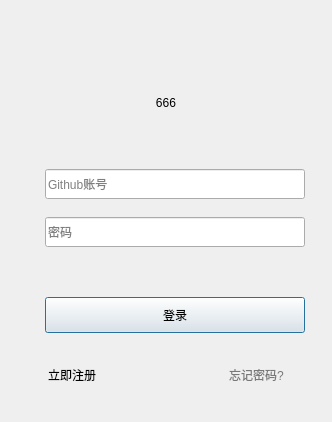
Before: the Qt Designer form SomeTest/QT/ui/test.ui in liqiang0508/PythonStudy, drawn with Qt 5.
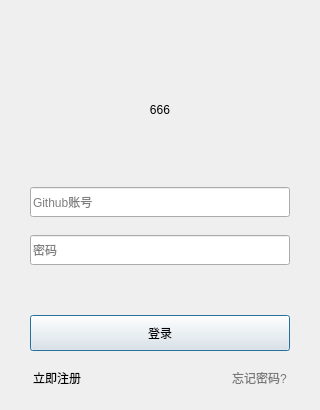
After: the same form once the commit is applied.

Patch:
```diff
--- a/SomeTest/QT/ui/test.ui
+++ b/SomeTest/QT/ui/test.ui
@@ -5,14 +5,6 @@
   <property name="enabled">
    <bool>true</bool>
   </property>
-  <property name="geometry">
-   <rect>
-    <x>0</x>
-    <y>0</y>
-    <width>328</width>
-    <height>418</height>
-   </rect>
-  </property>
   <property name="sizePolicy">
    <sizepolicy hsizetype="Expanding" vsizetype="Expanding">
     <horstretch>0</horstretch>
@@ -41,6 +33,21 @@
    <bool>false</bool>
   </property>
   <layout class="QHBoxLayout" name="horizontalLayout">
+   <property name="spacing">
+    <number>0</number>
+   </property>
+   <property name="leftMargin">
+    <number>5</number>
+   </property>
+   <property name="topMargin">
+    <number>5</number>
+   </property>
+   <property name="rightMargin">
+    <number>5</number>
+   </property>
+   <property name="bottomMargin">
+    <number>5</number>
+   </property>
    <item>
     <widget class="QWidget" name="gridWidget" native="true">
      <property name="minimumSize">
@@ -56,22 +63,21 @@
       </size>
      </property>
      <layout class="QGridLayout" name="gridLayout">
-      <item row="5" column="0">
-       <spacer name="verticalSpacer">
-        <property name="orientation">
-         <enum>Qt::Vertical</enum>
-        </property>
-        <property name="sizeType">
-         <enum>QSizePolicy::Fixed</enum>
-        </property>
-        <property name="sizeHint" stdset="0">
-         <size>
-          <width>20</width>
-          <height>20</height>
-         </size>
-        </property>
-       </spacer>
-      </item>
+      <property name="leftMargin">
+       <number>0</number>
+      </property>
+      <property name="topMargin">
+       <number>0</number>
+      </property>
+      <property name="rightMargin">
+       <number>0</number>
+      </property>
+      <property name="bottomMargin">
+       <number>0</number>
+      </property>
+      <property name="spacing">
+       <number>0</number>
+      </property>
       <item row="2" column="0">
        <spacer name="verticalSpacer_2">
         <property name="orientation">
@@ -83,7 +89,7 @@
         <property name="sizeHint" stdset="0">
          <size>
           <width>20</width>
-          <height>10</height>
+          <height>22</height>
          </size>
         </property>
        </spacer>
@@ -105,7 +111,86 @@
         <layout class="QHBoxLayout" name="horizontalLayout_2"/>
        </widget>
       </item>
-      <item row="7" column="0">
+      <item row="8" column="0">
+       <widget class="QWidget" name="loginform" native="true">
+        <property name="minimumSize">
+         <size>
+          <width>310</width>
+          <height>0</height>
+         </size>
+        </property>
+        <property name="maximumSize">
+         <size>
+          <width>16777215</width>
+          <height>16777215</height>
+         </size>
+        </property>
+        <layout class="QVBoxLayout" name="verticalLayout_2">
+         <property name="spacing">
+          <number>18</number>
+         </property>
+         <property name="leftMargin">
+          <number>25</number>
+         </property>
+         <property name="topMargin">
+          <number>0</number>
+         </property>
+         <property name="rightMargin">
+          <number>25</number>
+         </property>
+         <property name="bottomMargin">
+          <number>0</number>
+         </property>
+         <item>
+          <widget class="QLineEdit" name="account">
+           <property name="minimumSize">
+            <size>
+             <width>0</width>
+             <height>30</height>
+            </size>
+           </property>
+           <property name="placeholderText">
+            <string>Github账号</string>
+           </property>
+          </widget>
+         </item>
+         <item>
+          <widget class="QLineEdit" name="pwd">
+           <property name="minimumSize">
+            <size>
+             <width>0</width>
+             <height>30</height>
+            </size>
+           </property>
+           <property name="placeholderText">
+            <string>密码</string>
+           </property>
+          </widget>
+         </item>
+         <item>
+          <widget class="QLabel" name="labelTips">
+           <property name="text">
+            <string/>
+           </property>
+          </widget>
+         </item>
+         <item>
+          <widget class="QPushButton" name="pushButton">
+           <property name="minimumSize">
+            <size>
+             <width>0</width>
+             <height>36</height>
+            </size>
+           </property>
+           <property name="text">
+            <string>登录</string>
+           </property>
+          </widget>
+         </item>
+        </layout>
+       </widget>
+      </item>
+      <item row="9" column="0">
        <widget class="QWidget" name="bottom_2" native="true">
         <property name="minimumSize">
          <size>
@@ -171,91 +256,18 @@
         </layout>
        </widget>
       </item>
-      <item row="6" column="0">
-       <widget class="QWidget" name="loginform" native="true">
-        <property name="minimumSize">
-         <size>
-          <width>310</width>
-          <height>0</height>
-         </size>
-        </property>
-        <property name="maximumSize">
-         <size>
-          <width>16777215</width>
-          <height>16777215</height>
-         </size>
-        </property>
-        <layout class="QVBoxLayout" name="verticalLayout_2">
-         <property name="spacing">
-          <number>18</number>
-         </property>
-         <property name="leftMargin">
-          <number>25</number>
-         </property>
-         <property name="topMargin">
-          <number>1</number>
-         </property>
-         <property name="rightMargin">
-          <number>25</number>
-         </property>
-         <item>
-          <widget class="QLineEdit" name="account">
-           <property name="minimumSize">
-            <size>
-             <width>0</width>
-             <height>30</height>
-            </size>
-           </property>
-           <property name="placeholderText">
-            <string>Github账号</string>
-           </property>
-          </widget>
-         </item>
-         <item>
-          <widget class="QLineEdit" name="pwd">
-           <property name="minimumSize">
-            <size>
-             <width>0</width>
-             <height>30</height>
-            </size>
-           </property>
-           <property name="placeholderText">
-            <string>密码</string>
-           </property>
-          </widget>
-         </item>
-         <item>
-          <widget class="QLabel" name="labelTips">
-           <property name="text">
-            <string/>
-           </property>
-          </widget>
-         </item>
-         <item>
-          <widget class="QPushButton" name="pushButton">
-           <property name="minimumSize">
-            <size>
-             <width>0</width>
-             <height>36</height>
-            </size>
-           </property>
-           <property name="text">
-            <string>登录</string>
-           </property>
-          </widget>
-         </item>
-        </layout>
-       </widget>
-      </item>
-      <item row="3" column="1">
-       <spacer name="horizontalSpacer_2">
+      <item row="7" column="0">
+       <spacer name="verticalSpacer">
         <property name="orientation">
-         <enum>Qt::Horizontal</enum>
+         <enum>Qt::Vertical</enum>
+        </property>
+        <property name="sizeType">
+         <enum>QSizePolicy::Fixed</enum>
         </property>
         <property name="sizeHint" stdset="0">
          <size>
-          <width>40</width>
-          <height>20</height>
+          <width>160</width>
+          <height>22</height>
          </size>
         </property>
        </spacer>
```
Left out of the diff: 5 changed lines with no effect on the pictures.
